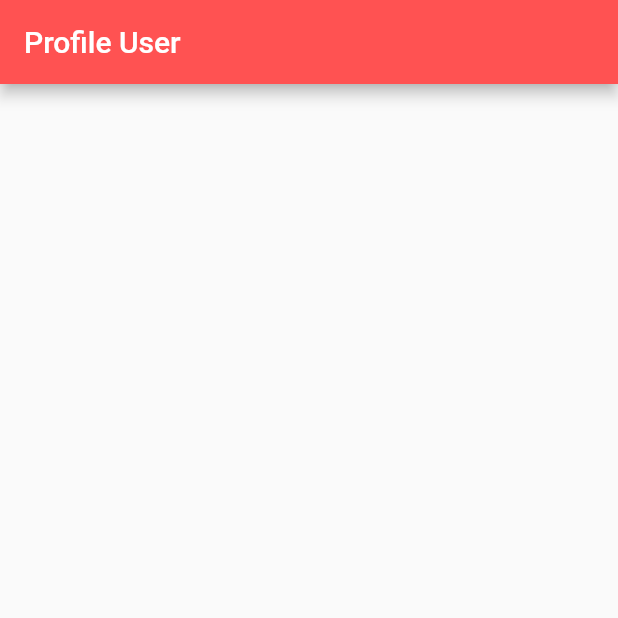
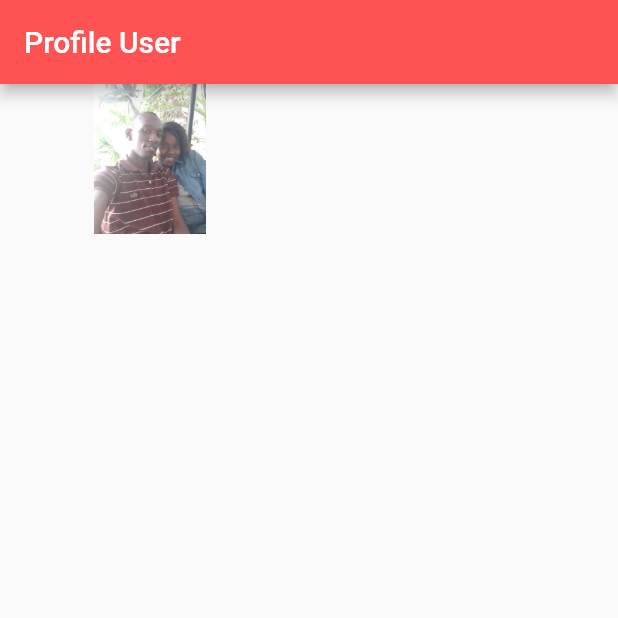
Before and after one commit to ella97/profile_app, a Flutter app: the screen it shows after launch, on a phone screen of 412 x 824 dp, the top half of it. Run offline on Flutter 3.47's test engine with Material 2 defaults, Android fonts, the phone set to English and light mode, and no system bars.

Commit message:
creating image and load image profile part 2

```diff
--- a/lib/app.dart
+++ b/lib/app.dart
@@ -13,6 +13,7 @@ class App extends StatelessWidget {
         appBar: AppBar(
           title: Text('Profile User'),
         ),
+        body: Image.asset("images/us.jpg", width: 200, height: 100,),
       ),
     );
   }
--- a/pubspec.yaml
+++ b/pubspec.yaml
@@ -45,8 +45,8 @@ flutter:
   uses-material-design: true
 
   # To add assets to your application, add an assets section, like this:
-  # assets:
-  #   - images/a_dot_burr.jpeg
+  assets:
+    - images/
   #   - images/a_dot_ham.jpeg
 
   # An image asset can refer to one or more resolution-specific "variants", see
```
Also changed, not shown: images/us.jpg (added).
